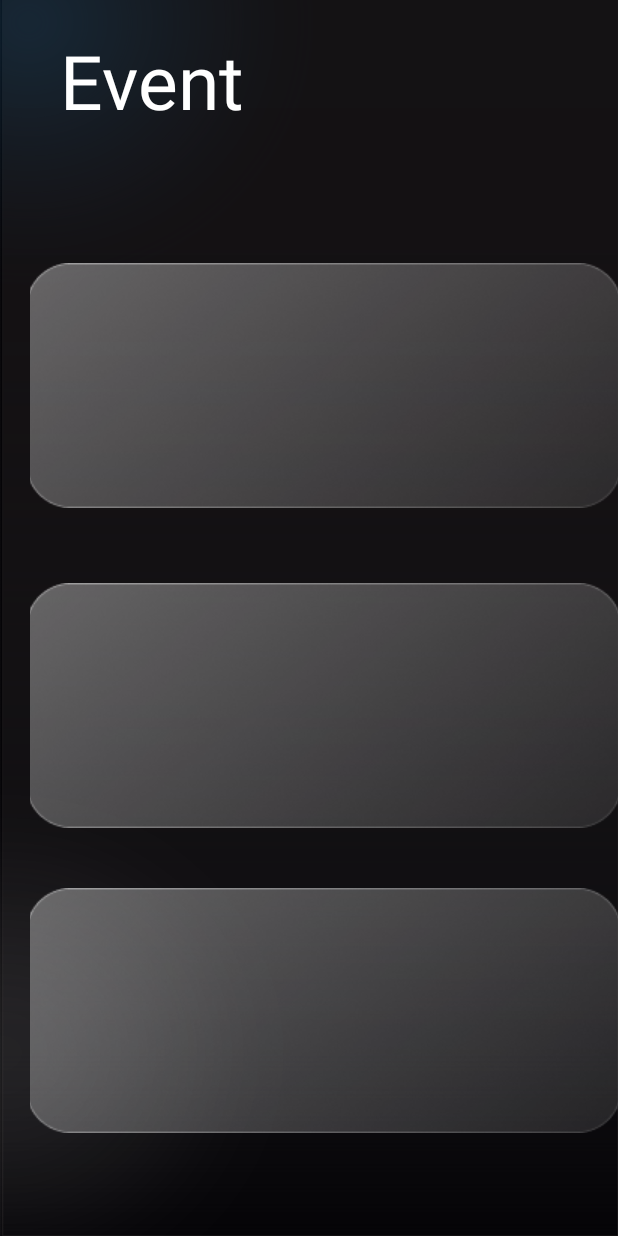
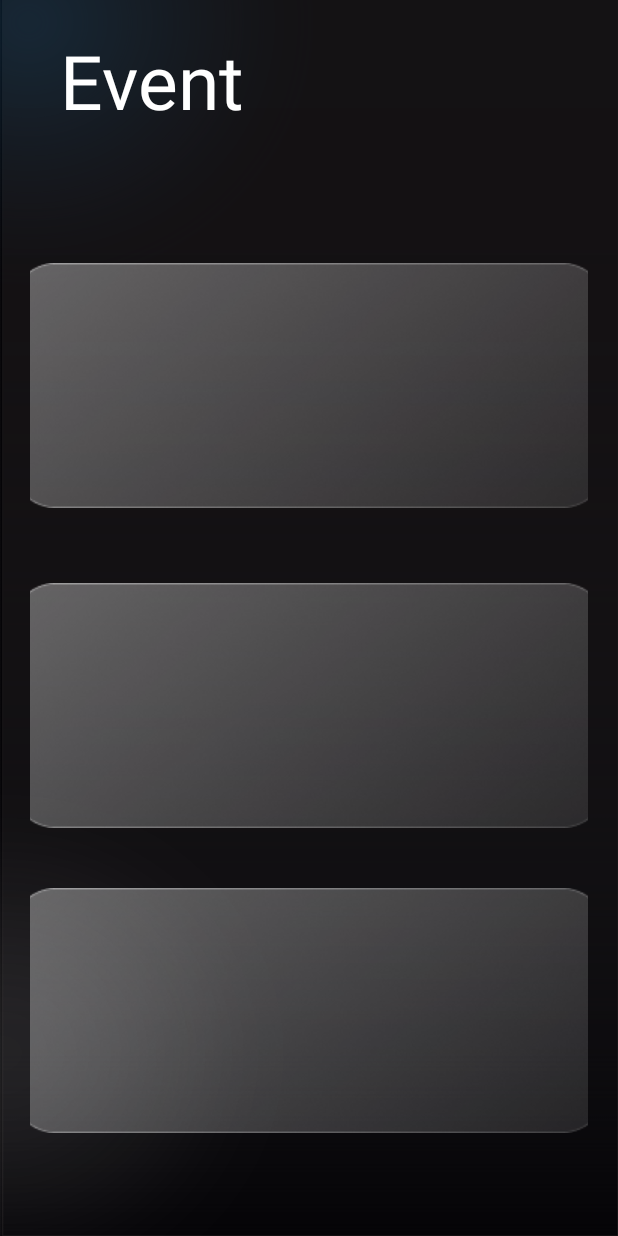
Before and after one commit to Architechs-IITGOA/cepheus23_android_app, an Android app: the fragment Event1Fragment shown on its own in the app's theme, on a phone screen of 412 x 824 dp. Run offline under Robolectric (Android 15) with nearby library versions, the phone set to English and light mode, and no system bars.

Commit message:
updated xml

```diff
--- a/app/src/main/res/layout/fragment_event1.xml
+++ b/app/src/main/res/layout/fragment_event1.xml
@@ -29,7 +29,7 @@ tools:context=".fragments.Event1Fragment">
         android:layout_height="wrap_content"
         android:layout_marginTop="18dp"
         app:layout_constraintEnd_toEndOf="parent"
-        app:layout_constraintStart_toStartOf="parent"
+        android:layout_marginRight="20dp"
         app:layout_constraintTop_toBottomOf="@+id/tv_events">
 
         <LinearLayout
```
